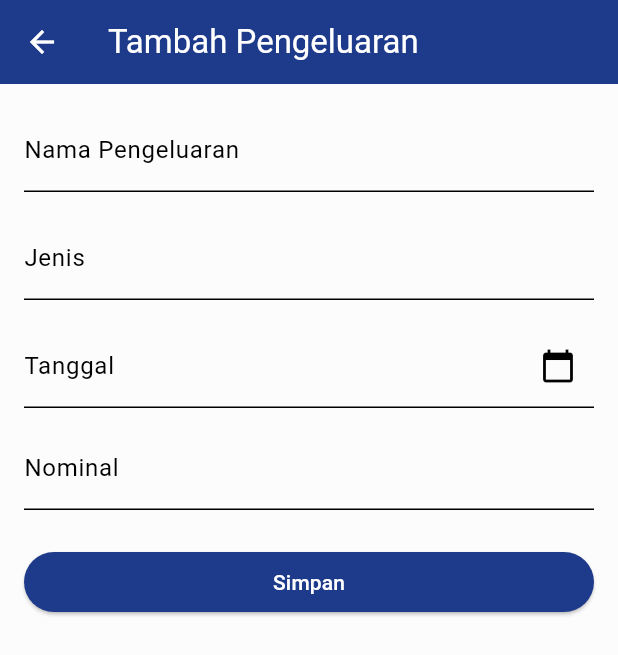
After one commit to Ghetsa/UTS_Mobile_Kelompok3, a Flutter app: the TambahPengeluaranLainPage screen opened by its route, on a phone screen of 412 x 824 dp. The commit adds this screen. Shown: the top 655 px of the screen. Run offline on Flutter 3.47's test engine with Material 3 defaults, Android fonts, the phone set to English and light mode, and no system bars; our stand-ins replace cloud_firestore, file_picker, firebase_auth, firebase_core, fl_chart, pdf; accounts and stored records are empty.

Commit message:
Pengeluaran done

```diff
--- a/jawara_kelompok3/lib/core/routes/app_routes.dart
+++ b/jawara_kelompok3/lib/core/routes/app_routes.dart
@@ -23,9 +23,9 @@ import '../../features/warga/presentation/pages/keluarga/keluarga_page.dart';
 import '../../features/warga/presentation/pages/mutasi/daftar_mutasi_page.dart';
 import '../../features/warga/presentation/pages/mutasi/tambah_mutasi_page.dart';
 
-// === Pengeluaran ===
-import '../../features/laporan/presentation/pages/pengeluaran/daftar_pengeluaran_page.dart';
-import '../../features/laporan/presentation/pages/pengeluaran/tambah_pengeluaran_page.dart';
+// === Pengeluaran Lain ===
+import '../../features/laporan/presentation/pages/pengeluaran/pengeluaran_lain/daftar_pengeluaran_lain_page.dart';
+import '../../features/laporan/presentation/pages/pengeluaran/pengeluaran_lain/tambah_pengeluaran_lain_page.dart';
 
 // === Pengeluaran ===
 import '../../features/laporan/presentation/pages/pemasukan/kategori_iuran/iuran_page.dart';
@@ -101,11 +101,16 @@ class AppRoutes {
     '/pemasukan/pages/kategori': (context) => const KategoriIuranPage(),
     '/pemasukan/tagihIuran': (context) => const TagihIuranPage(),
     '/pemasukan/tagihan': (context) => const TagihanPage(),
-    '/pemasukan/pemasukanLain-daftar': (context) => const PemasukanLainDaftarPage(),
-    '/pemasukan/pemasukanLain-tambah': (context) => const PemasukanLainTambahPage(),
-    // === Pengeluaran ===
-    '/pengeluaran/daftar': (context) => const PengeluaranDaftarPage(),
-    '/pengeluaran/tambah': (context) => const TambahPengeluaranPage(),
+    '/pemasukan/pemasukanLain-daftar': (context) =>
+        const PemasukanLainDaftarPage(),
+    '/pemasukan/pemasukanLain-tambah': (context) =>
+        const PemasukanLainTambahPage(),
+
+    // ============================================================
+    // PENGELUARAN LAIN
+    // ============================================================
+    '/pengeluaranLain/daftar': (context) => DaftarPengeluaranLainPage(),
+    '/pengeluaranLain/tambah': (context) => const TambahPengeluaranLainPage(),
 
     // === Laporan Keuangan ===
     '/laporan/semua-pemasukan': (context) => const SemuaPemasukanPage(),
--- /dev/null
+++ b/jawara_kelompok3/lib/features/laporan/data/models/pengeluaran_lain_model.dart
@@ -0,0 +1,38 @@
+class PengeluaranLainModel {
+  final String id;
+  final String nama;
+  final String jenis;
+  final String tanggal;
+  final int nominal;
+  final String? buktiUrl;
+
+  PengeluaranLainModel({
+    required this.id,
+    required this.nama,
+    required this.jenis,
+    required this.tanggal,
+    required this.nominal,
+    this.buktiUrl,
+  });
+
+  factory PengeluaranLainModel.fromJson(String id, Map<String, dynamic> json) {
+    return PengeluaranLainModel(
+      id: id,
+      nama: json['nama'],
+      jenis: json['jenis'],
+      tanggal: json['tanggal'],
+      nominal: json['nominal'],
+      buktiUrl: json['bukti_url'],
+    );
+  }
+
+  Map<String, dynamic> toJson() {
+    return {
+      "nama": nama,
+      "jenis": jenis,
+      "tanggal": tanggal,
+      "nominal": nominal,
+      "bukti_url": buktiUrl,
+    };
+  }
+}
--- /dev/null
+++ b/jawara_kelompok3/lib/features/laporan/data/services/pengeluaran_lain_service.dart
@@ -0,0 +1,31 @@
+import 'package:cloud_firestore/cloud_firestore.dart';
+import '../models/pengeluaran_lain_model.dart';
+
+class PengeluaranLainService {
+  final CollectionReference col =
+      FirebaseFirestore.instance.collection('pengeluaran_lain');
+
+  // CREATE
+  Future<void> addPengeluaran(Map<String, dynamic> data) async {
+    await col.add(data);
+  }
+
+  // READ (Stream)
+  Stream<List<PengeluaranLainModel>> streamPengeluaran() {
+    return col.orderBy('tanggal', descending: true).snapshots().map((snap) {
+      return snap.docs.map((doc) {
+        return PengeluaranLainModel.fromJson(doc.id, doc.data() as Map<String, dynamic>);
+      }).toList();
+    });
+  }
+
+  // UPDATE
+  Future<void> updatePengeluaran(String id, Map<String, dynamic> data) async {
+    await col.doc(id).update(data);
+  }
+
+  // DELETE
+  Future<void> deletePengeluaran(String id) async {
+    await col.doc(id).delete();
+  }
+}
--- a/jawara_kelompok3/lib/features/laporan/presentation/pages/pengeluaran/daftar_pengeluaran_page.dart
+++ b/jawara_kelompok3/lib/features/laporan/presentation/pages/pengeluaran/daftar_pengeluaran_page.dart
@@ -1,8 +1,8 @@
 import 'package:flutter/material.dart';
 import '../../../../../../core/layout/sidebar.dart';
 import '../../../../../../core/theme/app_theme.dart';
-import '../../widgets/dialog/detail_pengeluaran_dialog.dart';
-import '../../widgets/dialog/edit_pengeluaran_dialog.dart';
+import '../../widgets/dialog/detail_pengeluaran_lain_dialog.dart';
+import '../../widgets/dialog/edit_pengeluaran_lain_dialog.dart';
 import '../../widgets/card/pengeluaran_card.dart';
 
 class PengeluaranDaftarPage extends StatefulWidget {
--- /dev/null
+++ b/jawara_kelompok3/lib/features/laporan/presentation/pages/pengeluaran/pengeluaran_lain/tambah_pengeluaran_lain_page.dart
@@ -0,0 +1,132 @@
+import 'package:flutter/material.dart';
+import '../../../../../../core/theme/app_theme.dart';
+import '../../../../controller/pengeluaran_lain_controller.dart';
+import '../../../../data/models/pengeluaran_lain_model.dart';
+
+class TambahPengeluaranLainPage extends StatefulWidget {
+  final bool isEdit;
+  final PengeluaranLainModel? dataEdit;
+
+  const TambahPengeluaranLainPage({
+    super.key,
+    this.isEdit = false,
+    this.dataEdit,
+  });
+
+  @override
+  State<TambahPengeluaranLainPage> createState() =>
+      _TambahPengeluaranLainPageState();
+}
+
+class _TambahPengeluaranLainPageState
+    extends State<TambahPengeluaranLainPage> {
+  final _form = GlobalKey<FormState>();
+
+  final nama = TextEditingController();
+  final jenis = TextEditingController();
+  final tanggal = TextEditingController();
+  final nominal = TextEditingController();
+
+  final controller = PengeluaranLainController();
+
+  @override
+  void initState() {
+    super.initState();
+    if (widget.isEdit && widget.dataEdit != null) {
+      nama.text = widget.dataEdit!.nama;
+      jenis.text = widget.dataEdit!.jenis;
+      tanggal.text = widget.dataEdit!.tanggal;
+      nominal.text = widget.dataEdit!.nominal.toString();
+    }
+  }
+
+  @override
+  Widget build(BuildContext context) {
+    return Scaffold(
+      appBar: AppBar(
+        title: Text(widget.isEdit ? "Edit Pengeluaran" : "Tambah Pengeluaran"),
+      ),
+      body: Form(
+        key: _form,
+        child: ListView(
+          padding: const EdgeInsets.all(16),
+          children: [
+            _input("Nama Pengeluaran", nama),
+            _input("Jenis", jenis),
+
+            // Input tanggal dengan date picker
+            TextFormField(
+              controller: tanggal,
+              readOnly: true,
+              decoration: const InputDecoration(
+                labelText: "Tanggal",
+                suffixIcon: Icon(Icons.calendar_today),
+              ),
+              onTap: pilihTanggal,
+              validator: (v) => v!.isEmpty ? "Tanggal wajib diisi" : null,
+            ),
+            const SizedBox(height: 12),
+
+            TextFormField(
+              controller: nominal,
+              decoration: const InputDecoration(labelText: "Nominal"),
+              keyboardType: TextInputType.number,
+              validator: (v) => v!.isEmpty ? "Nominal wajib diisi" : null,
+            ),
+            const SizedBox(height: 24),
+
+            ElevatedButton(
+              style: ElevatedButton.styleFrom(
+                backgroundColor: AppTheme.primaryBlue,
+              ),
+              child: const Text("Simpan", style: TextStyle(color: Colors.white)),
+              onPressed: () async {
+                if (!_form.currentState!.validate()) return;
+
+                final data = {
+                  "nama": nama.text,
+                  "jenis": jenis.text,
+                  "tanggal": tanggal.text,
+                  "nominal": int.parse(nominal.text),
+                  "bukti_url": null,
+                };
+
+                if (widget.isEdit) {
+                  await controller.updatePengeluaran(widget.dataEdit!.id, data);
+                } else {
+                  await controller.addPengeluaran(data);
+                }
+
+                Navigator.pop(context);
+              },
+            )
+          ],
+        ),
+      ),
+    );
+  }
+
+  Widget _input(String label, TextEditingController c) {
+    return Padding(
+      padding: const EdgeInsets.only(bottom: 16),
+      child: TextFormField(
+        controller: c,
+        decoration: InputDecoration(labelText: label),
+        validator: (v) => v!.isEmpty ? "$label wajib diisi" : null,
+      ),
+    );
+  }
+
+  Future pilihTanggal() async {
+    final pick = await showDatePicker(
+      context: context,
+      firstDate: DateTime(2000),
+      lastDate: DateTime(2100),
+      initialDate: DateTime.now(),
+    );
+
+    if (pick != null) {
+      tanggal.text = "${pick.day}/${pick.month}/${pick.year}";
+    }
+  }
+}
--- a/jawara_kelompok3/lib/features/laporan/presentation/pages/pengeluaran/semua_pengeluaran_page.dart
+++ b/jawara_kelompok3/lib/features/laporan/presentation/pages/pengeluaran/semua_pengeluaran_page.dart
@@ -1,8 +1,8 @@
 import 'package:flutter/material.dart';
 import '../../../../../../core/layout/sidebar.dart';
 import '../../../../../../core/theme/app_theme.dart';
-import '../../widgets/dialog/detail_pengeluaran_dialog.dart';
-import '../../widgets/dialog/edit_pengeluaran_dialog.dart';
+import '../../widgets/dialog/detail_pengeluaran_lain_dialog.dart';
+import '../../widgets/dialog/edit_pengeluaran_lain_dialog.dart';
 import '../../widgets/card/pengeluaran_card.dart';
 
 class SemuaPengeluaranPage extends StatefulWidget {
```
Also changed, not shown: jawara_kelompok3/lib/features/laporan/controller/pengeluaran_lain_controller.dart (added, +22 -0 lines), jawara_kelompok3/lib/features/laporan/presentation/pages/pengeluaran/kategori_iuran/iuran_page.dart (added, +123 -0 lines), jawara_kelompok3/lib/features/laporan/presentation/pages/pengeluaran/kategori_iuran/tambah_iuran_page.dart (added, +87 -0 lines), jawara_kelompok3/lib/features/laporan/presentation/pages/pengeluaran/pengeluaran_lain/daftar_pengeluaran_lain_page.dart (added, +87 -0 lines), jawara_kelompok3/lib/features/laporan/controller/pengeluaran_controller.dart (deleted), jawara_kelompok3/lib/features/laporan/data/models/pemasukan_model.dart (deleted), jawara_kelompok3/lib/features/laporan/data/models/pengeluaran_model.dart (deleted), jawara_kelompok3/lib/features/laporan/data/services/pemasukan_service.dart (deleted), jawara_kelompok3/lib/features/laporan/data/services/pengeluaran_service.dart (deleted), jawara_kelompok3/lib/features/laporan/presentation/widgets/dialog/detail_pengeluaran_lain_dialog.dart (renamed from jawara_kelompok3/lib/features/laporan/presentation/widgets/dialog/detail_pengeluaran_dialog.dart), jawara_kelompok3/lib/features/laporan/presentation/widgets/dialog/edit_pengeluaran_lain_dialog.dart (renamed from jawara_kelompok3/lib/features/laporan/presentation/widgets/dialog/edit_pengeluaran_dialog.dart).
